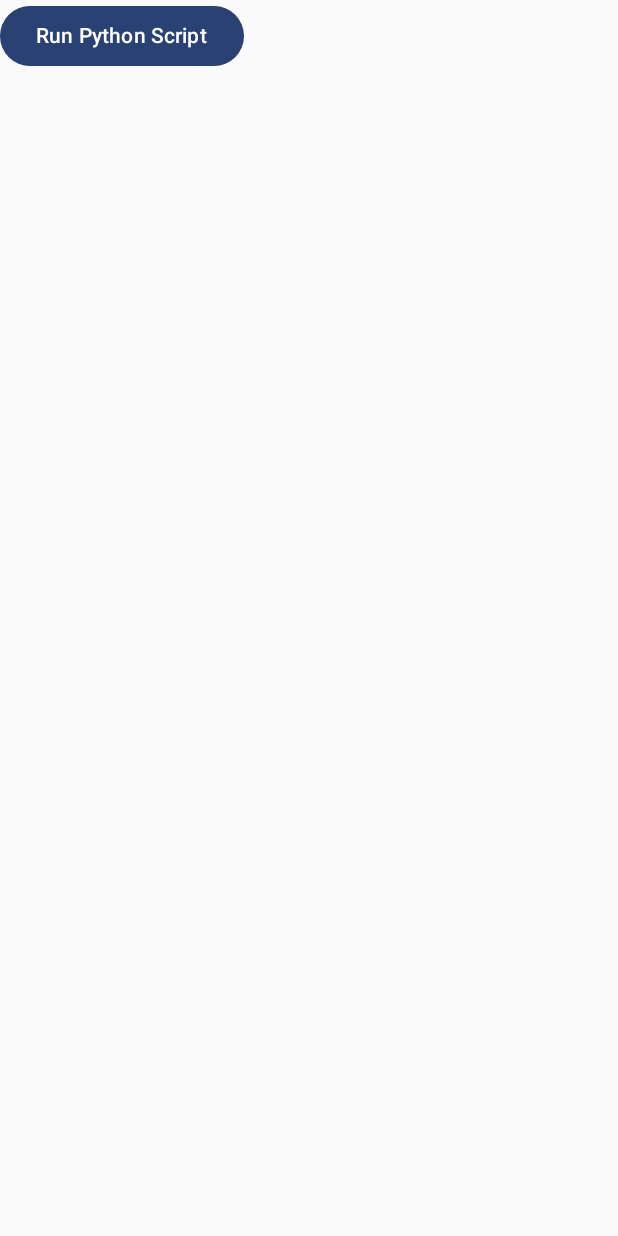
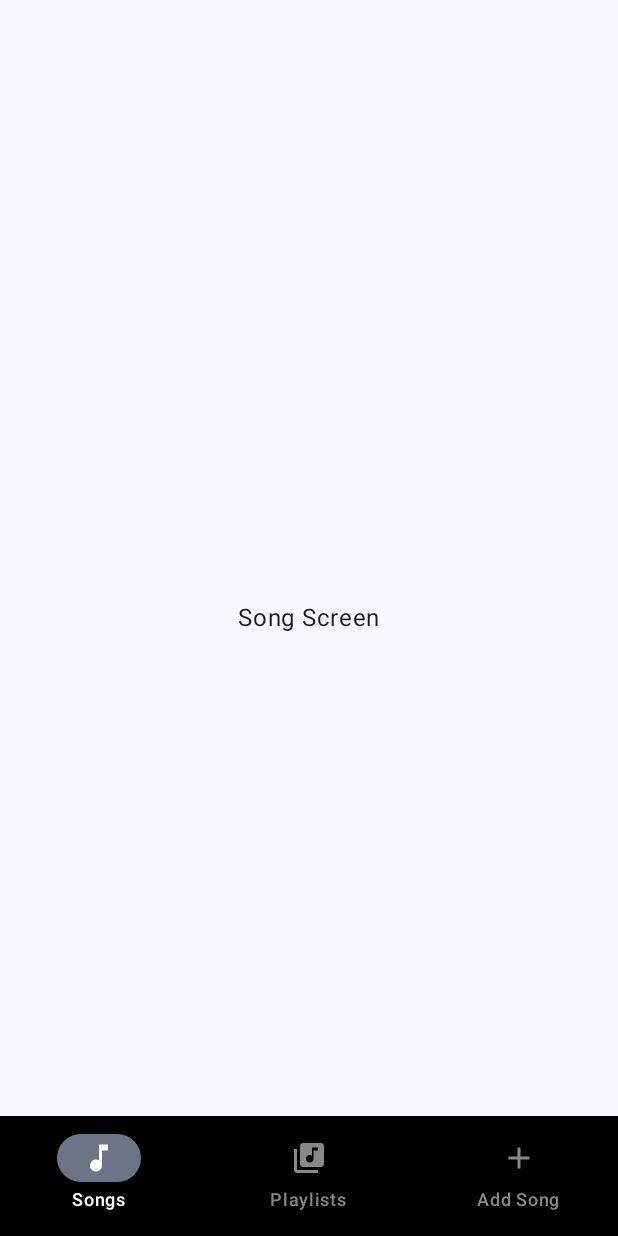
Before and after one commit to Projekty-UZ/WinAmp, an Android app built with Jetpack Compose: the screen it shows after launch (MainActivity), on a phone screen of 412 x 824 dp. Run offline under Robolectric (Android 15) with nearby library versions, the phone set to English and light mode, and no system bars; libraries missing offline, so code that uses them is left out: com.chaquo.python.

Commit message:
added navigation + python download script

```diff
--- a/app/build.gradle.kts
+++ b/app/build.gradle.kts
@@ -66,7 +66,8 @@ chaquopy {
 }
 
 dependencies {
-
+    implementation(libs.androidx.room)
+    implementation(libs.androidx.navigation)
     implementation(libs.androidx.core.ktx)
     implementation(libs.androidx.lifecycle.runtime.ktx)
     implementation(libs.androidx.activity.compose)
--- a/app/src/main/AndroidManifest.xml
+++ b/app/src/main/AndroidManifest.xml
@@ -22,7 +22,6 @@
             android:theme="@style/Theme.MusicManager">
             <intent-filter>
                 <action android:name="android.intent.action.MAIN" />
-
                 <category android:name="android.intent.category.LAUNCHER" />
             </intent-filter>
         </activity>
--- a/app/src/main/java/com/example/musicmanager/MainActivity.kt
+++ b/app/src/main/java/com/example/musicmanager/MainActivity.kt
@@ -1,58 +1,54 @@
 package com.example.musicmanager
 
+import android.annotation.SuppressLint
 import android.os.Bundle
 import androidx.activity.ComponentActivity
 import androidx.activity.compose.setContent
 import androidx.activity.enableEdgeToEdge
 import androidx.compose.foundation.layout.Column
 import androidx.compose.material3.Button
+import androidx.compose.material3.Scaffold
 import androidx.compose.material3.Text
 import androidx.compose.runtime.Composable
 import androidx.compose.runtime.mutableStateOf
 import androidx.compose.runtime.remember
 import androidx.compose.ui.Modifier
+import androidx.compose.ui.res.painterResource
 import androidx.compose.ui.tooling.preview.Preview
+import androidx.navigation.compose.rememberNavController
 import com.chaquo.python.Python
 import com.chaquo.python.android.AndroidPlatform
+import com.example.musicmanager.navigation.BottomNavBar
+import com.example.musicmanager.navigation.BottomNavItem
+import com.example.musicmanager.navigation.Navigation
 import com.example.musicmanager.ui.theme.MusicManagerTheme
 
 class MainActivity : ComponentActivity() {
+    @SuppressLint("UnusedMaterial3ScaffoldPaddingParameter")
     override fun onCreate(savedInstanceState: Bundle?) {
         super.onCreate(savedInstanceState)
-        if(!Python.isStarted()) {
-            Python.start(AndroidPlatform(this))
-        }
-        val py = Python.getInstance()
-        val module= py.getModule("test")
         setContent {
             MusicManagerTheme {
-                Column {
-                    val text = remember { mutableStateOf("") }
-                    Button(onClick = {
-                        module.callAttr("main")
-                        text.value = "Python script executed successfully!"
-                    }) {
-                        Text("Run Python Script")
+                val navController = rememberNavController()
+                Scaffold(
+                    bottomBar = {
+                        BottomNavBar(
+                            items = listOf(
+                                BottomNavItem("songs", "Songs", painterResource(id = R.drawable.music_note)),
+                                BottomNavItem("playlists", "Playlists", painterResource(id = R.drawable.music_playlist)),
+                                BottomNavItem("add_song", "Add Song", painterResource(id = R.drawable.add))
+                            ),
+                            navController = navController,
+                            onItemClick = {
+                                navController.navigate(it.route)
+                            }
+                        )
                     }
-                    Text(text.value)
+
+                ) {
+                    Navigation(navController = navController)
                 }
             }
         }
     }
 }
-
-@Composable
-fun Greeting(name: String, modifier: Modifier = Modifier) {
-    Text(
-        text = "Hello $name!",
-        modifier = modifier
-    )
-}
-
-@Preview(showBackground = true)
-@Composable
-fun GreetingPreview() {
-    MusicManagerTheme {
-        Greeting("Android")
-    }
-}
--- /dev/null
+++ b/app/src/main/java/com/example/musicmanager/navigation/BottomNavBar.kt
@@ -0,0 +1,51 @@
+package com.example.musicmanager.navigation
+
+
+import androidx.compose.material3.Icon
+import androidx.compose.runtime.Composable
+import androidx.compose.ui.Modifier
+import androidx.compose.material3.NavigationBar
+import androidx.compose.material3.NavigationBarItem
+import androidx.compose.material3.NavigationBarItemDefaults
+import androidx.compose.material3.Text
+import androidx.compose.ui.graphics.Color
+import androidx.compose.ui.unit.dp
+import androidx.navigation.NavController
+import androidx.navigation.compose.currentBackStackEntryAsState
+
+@Composable
+fun BottomNavBar(
+    items: List<BottomNavItem>,
+    navController: NavController,
+    modifier: Modifier = Modifier,
+    onItemClick: (BottomNavItem) -> Unit
+    ) {
+    val backStackEntry = navController.currentBackStackEntryAsState()
+    NavigationBar(
+        modifier = modifier,
+        containerColor = Color.Black,
+        tonalElevation = 5.dp,
+    ){
+        items.forEach{item->
+            NavigationBarItem(
+                label = {
+                    Text(text = item.name)
+                },
+                selected = item.route == backStackEntry.value?.destination?.route,
+                onClick = { onItemClick(item) },
+                colors = NavigationBarItemDefaults.colors(
+                    selectedIconColor = Color.White,
+                    unselectedIconColor = Color.Gray,
+                    selectedTextColor = Color.White,
+                    unselectedTextColor = Color.Gray
+                ),
+                alwaysShowLabel = true,
+                icon = {
+                    Icon(
+                        item.icon,
+                        contentDescription = item.name
+                        )
+                })
+        }
+    }
+}
--- /dev/null
+++ b/app/src/main/java/com/example/musicmanager/navigation/BottomNavItem.kt
@@ -0,0 +1,9 @@
+package com.example.musicmanager.navigation
+
+import androidx.compose.ui.graphics.painter.Painter
+
+data class BottomNavItem(
+    val route: String,
+    val name: String,
+    val icon: Painter
+)
--- /dev/null
+++ b/app/src/main/java/com/example/musicmanager/navigation/navigation.kt
@@ -0,0 +1,31 @@
+package com.example.musicmanager.navigation
+
+import androidx.compose.animation.EnterTransition
+import androidx.compose.animation.ExitTransition
+import androidx.compose.runtime.Composable
+import androidx.navigation.NavHostController
+import androidx.navigation.compose.composable
+import androidx.navigation.compose.NavHost
+import com.example.musicmanager.screens.AddSongScreen
+import com.example.musicmanager.screens.PlaylistScreen
+import com.example.musicmanager.screens.SongScreen
+
+@Composable
+fun Navigation(navController: NavHostController){
+    NavHost(
+        navController = navController,
+        startDestination = "songs",
+        enterTransition = { EnterTransition.None },
+        exitTransition = { ExitTransition.None }
+    ) {
+        composable("songs") {
+            SongScreen()
+        }
+        composable("playlists") {
+            PlaylistScreen()
+        }
+        composable("add_song") {
+            AddSongScreen()
+        }
+    }
+}
--- /dev/null
+++ b/app/src/main/java/com/example/musicmanager/screens/SongScreen.kt
@@ -0,0 +1,18 @@
+package com.example.musicmanager.screens
+
+import androidx.compose.foundation.layout.Box
+import androidx.compose.foundation.layout.fillMaxSize
+import androidx.compose.material3.Text
+import androidx.compose.runtime.Composable
+import androidx.compose.ui.Alignment
+import androidx.compose.ui.Modifier
+
+@Composable
+fun SongScreen() {
+    Box(
+        modifier = Modifier.fillMaxSize(),
+        contentAlignment = Alignment.Center
+    ) {
+        Text("Song Screen")
+    }
+}
--- /dev/null
+++ b/app/src/main/res/drawable/add.xml
@@ -0,0 +1,5 @@
+<vector xmlns:android="http://schemas.android.com/apk/res/android" android:height="24dp" android:tint="#000000" android:viewportHeight="24" android:viewportWidth="24" android:width="24dp">
+
+    <path android:fillColor="@android:color/white" android:pathData="M19,13h-6v6h-2v-6H5v-2h6V5h2v6h6v2z"/>
+
+</vector>
--- /dev/null
+++ b/app/src/main/res/drawable/music_note.xml
@@ -0,0 +1,5 @@
+<vector xmlns:android="http://schemas.android.com/apk/res/android" android:height="24dp" android:tint="#000000" android:viewportHeight="24" android:viewportWidth="24" android:width="24dp">
+
+    <path android:fillColor="@android:color/white" android:pathData="M12,3v10.55c-0.59,-0.34 -1.27,-0.55 -2,-0.55 -2.21,0 -4,1.79 -4,4s1.79,4 4,4 4,-1.79 4,-4V7h4V3h-6z"/>
+
+</vector>
--- /dev/null
+++ b/app/src/main/res/drawable/music_playlist.xml
@@ -0,0 +1,5 @@
+<vector xmlns:android="http://schemas.android.com/apk/res/android" android:height="24dp" android:tint="#000000" android:viewportHeight="24" android:viewportWidth="24" android:width="24dp">
+
+    <path android:fillColor="@android:color/white" android:pathData="M20,2L8,2c-1.1,0 -2,0.9 -2,2v12c0,1.1 0.9,2 2,2h12c1.1,0 2,-0.9 2,-2L22,4c0,-1.1 -0.9,-2 -2,-2zM18,7h-3v5.5c0,1.38 -1.12,2.5 -2.5,2.5S10,13.88 10,12.5s1.12,-2.5 2.5,-2.5c0.57,0 1.08,0.19 1.5,0.51L14,5h4v2zM4,6L2,6v14c0,1.1 0.9,2 2,2h14v-2L4,20L4,6z"/>
+
+</vector>
--- a/gradle/libs.versions.toml
+++ b/gradle/libs.versions.toml
@@ -9,6 +9,8 @@ lifecycleRuntimeKtx = "2.7.0"
 activityCompose = "1.9.0"
 composeBom = "2023.08.00"
 chaquopy = "15.0.1"
+room = "2.6.1"
+navigation = "2.7.7"
 
 [libraries]
 androidx-core-ktx = { group = "androidx.core", name = "core-ktx", version.ref = "coreKtx" }
@@ -25,6 +27,8 @@ androidx-ui-tooling-preview = { group = "androidx.compose.ui", name = "ui-toolin
 androidx-ui-test-manifest = { group = "androidx.compose.ui", name = "ui-test-manifest" }
 androidx-ui-test-junit4 = { group = "androidx.compose.ui", name = "ui-test-junit4" }
 androidx-material3 = { group = "androidx.compose.material3", name = "material3" }
+androidx-room = { group = "androidx.room", name = "room-runtime", version.ref = "room"}
+androidx-navigation = { group = "androidx.navigation", name = "navigation-compose", version.ref = "navigation"}
 
 [plugins]
 android-application = { id = "com.android.application", version.ref = "agp" }
```
Also changed, not shown: app/src/main/java/com/example/musicmanager/screens/AddSongScreen.kt (added, +39 -0 lines), app/src/main/java/com/example/musicmanager/screens/PlaylistScreen.kt (added, +18 -0 lines), 1 other file.
